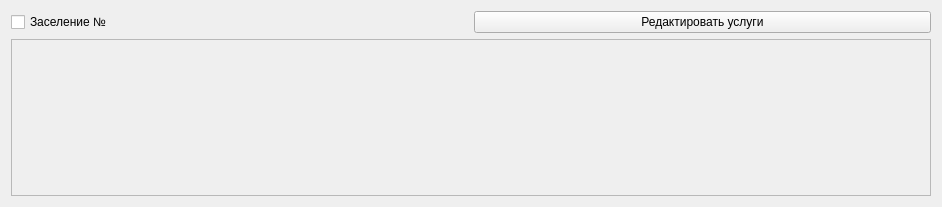
Qt form Client/Form Menu/Check In/itemcheckin.ui (Golfriman/Control_Data) before a commit.
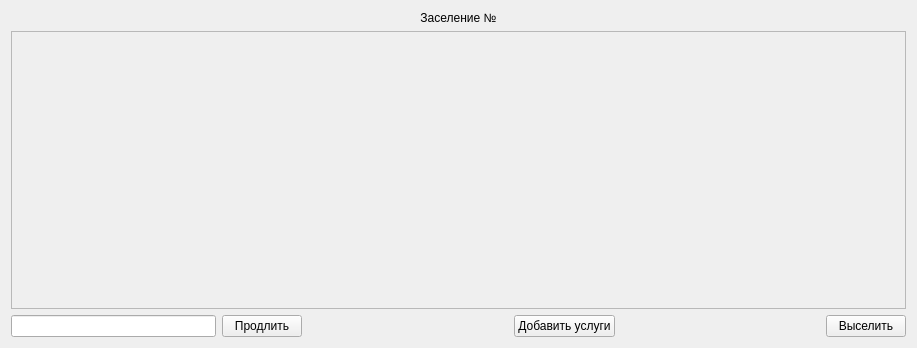
The same form after that commit.

What changed in the file:
```diff
--- a/Client/Form Menu/Check In/itemcheckin.ui
+++ b/Client/Form Menu/Check In/itemcheckin.ui
@@ -6,43 +6,96 @@
    <rect>
     <x>0</x>
     <y>0</y>
-    <width>942</width>
-    <height>207</height>
+    <width>917</width>
+    <height>348</height>
    </rect>
   </property>
   <property name="windowTitle">
    <string>Form</string>
   </property>
   <layout class="QVBoxLayout" name="verticalLayout">
+   <item>
+    <widget class="QLabel" name="label">
+     <property name="text">
+      <string>Заселение №</string>
+     </property>
+     <property name="alignment">
+      <set>Qt::AlignCenter</set>
+     </property>
+    </widget>
+   </item>
+   <item>
+    <widget class="QScrollArea" name="scrollArea">
+     <property name="widgetResizable">
+      <bool>true</bool>
+     </property>
+     <widget class="QWidget" name="scrollAreaWidgetContents">
+      <property name="geometry">
+       <rect>
+        <x>0</x>
+        <y>0</y>
+        <width>893</width>
+        <height>259</height>
+       </rect>
+      </property>
+      <layout class="QVBoxLayout" name="verticalLayout_2"/>
+     </widget>
+    </widget>
+   </item>
    <item>
     <layout class="QHBoxLayout" name="horizontalLayout">
      <item>
-      <widget class="QCheckBox" name="checkBox">
+      <widget class="QLineEdit" name="numberOfPaid"/>
+     </item>
+     <item>
+      <widget class="QPushButton" name="pushButton_2">
        <property name="text">
-        <string>Заселение №</string>
+        <string>Продлить</string>
        </property>
       </widget>
      </item>
+     <item>
+      <spacer name="horizontalSpacer">
+       <property name="orientation">
+        <enum>Qt::Horizontal</enum>
+       </property>
+       <property name="sizeHint" stdset="0">
+        <size>
+         <width>40</width>
+         <height>20</height>
+        </size>
+       </property>
+      </spacer>
+     </item>
      <item>
       <widget class="QPushButton" name="pushButton">
        <property name="text">
-        <string>Редактировать услуги</string>
+        <string>Добавить услуги</string>
+       </property>
+      </widget>
+     </item>
+     <item>
+      <spacer name="horizontalSpacer_2">
+       <property name="orientation">
+        <enum>Qt::Horizontal</enum>
+       </property>
+       <property name="sizeHint" stdset="0">
+        <size>
+         <width>40</width>
+         <height>20</height>
+        </size>
+       </property>
+      </spacer>
+     </item>
+     <item>
+      <widget class="QPushButton" name="pushButton_3">
+       <property name="text">
+        <string>Выселить</string>
        </property>
       </widget>
      </item>
     </layout>
    </item>
-   <item>
-    <widget class="QFrame" name="frame">
-     <property name="frameShape">
-      <enum>QFrame::StyledPanel</enum>
-     </property>
-     <property name="frameShadow">
-      <enum>QFrame::Raised</enum>
-     </property>
-     <layout class="QVBoxLayout" name="verticalLayout_2"/>
-    </widget>
-   </item>
   </layout>
  </widget>
  <resources/>
```
